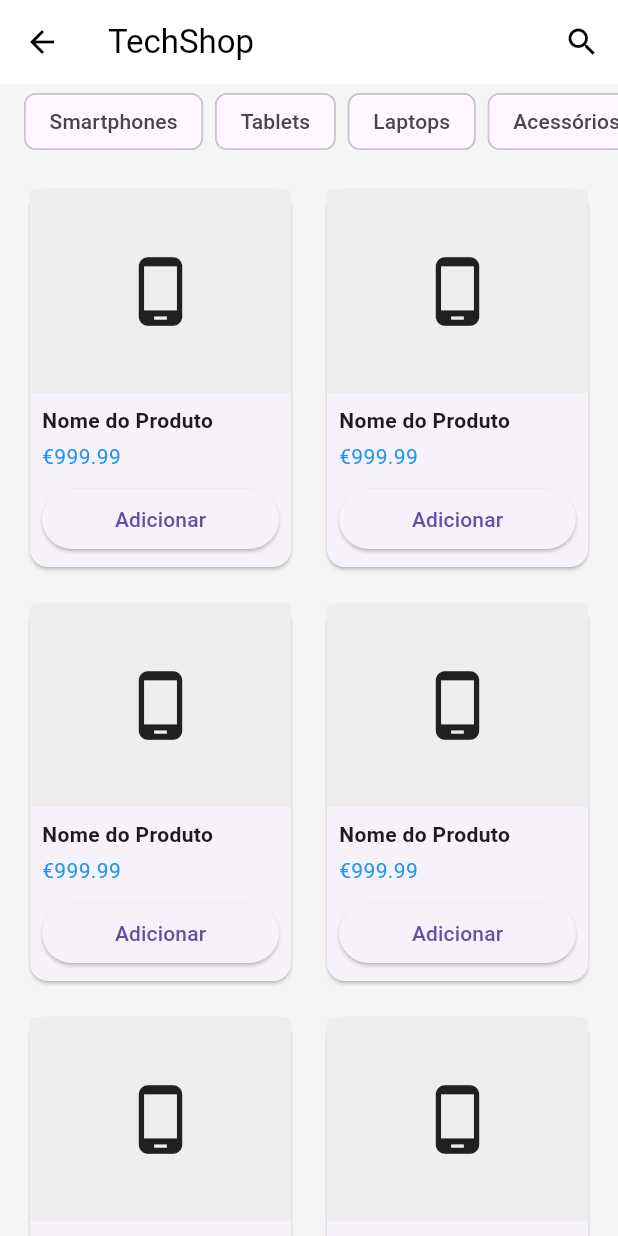
After one commit to Ed7895678/PM_Flutter, a Flutter app: the ProductListScreen screen opened by its route, on a phone screen of 412 x 824 dp. The commit adds this screen. Run offline on Flutter 3.47's test engine with Material 3 defaults, Android fonts, the phone set to English and light mode, and no system bars.

Commit message:
organização das pastas

```diff
--- /dev/null
+++ b/projeto/lib/screens/product/product_list_screen.dart
@@ -0,0 +1,111 @@
+import 'package:flutter/material.dart';
+
+class ProductListScreen extends StatelessWidget {
+  const ProductListScreen({super.key});
+
+  @override
+  Widget build(BuildContext context) {
+    return Scaffold(
+      appBar: AppBar(
+        title: const Text('TechShop'),
+        actions: [
+          IconButton(
+            icon: const Icon(Icons.search),
+            onPressed: () {
+              // Implementar busca
+            },
+          ),
+        ],
+      ),
+      body: Column(
+        children: [
+          // Filtros de categoria
+          SizedBox(
+            height: 50,
+            child: ListView(
+              scrollDirection: Axis.horizontal,
+              padding: const EdgeInsets.symmetric(horizontal: 16),
+              children: [
+                _buildCategoryChip('Smartphones'),
+                _buildCategoryChip('Tablets'),
+                _buildCategoryChip('Laptops'),
+                _buildCategoryChip('Acessórios'),
+              ],
+            ),
+          ),
+          // Lista de produtos
+          Expanded(
+            child: GridView.builder(
+              padding: const EdgeInsets.all(16),
+              gridDelegate: const SliverGridDelegateWithFixedCrossAxisCount(
+                crossAxisCount: 2,
+                childAspectRatio: 0.7,
+                crossAxisSpacing: 16,
+                mainAxisSpacing: 16,
+              ),
+              itemCount: 10, // Temporário
+              itemBuilder: (context, index) {
+                return _buildProductCard();
+              },
+            ),
+          ),
+        ],
+      ),
+    );
+  }
+
+  Widget _buildCategoryChip(String label) {
+    return Padding(
+      padding: const EdgeInsets.only(right: 8),
+      child: Chip(
+        label: Text(label),
+      ),
+    );
+  }
+
+  Widget _buildProductCard() {
+    return Card(
+      child: Column(
+        crossAxisAlignment: CrossAxisAlignment.start,
+        children: [
+          Expanded(
+            child: Container(
+              decoration: BoxDecoration(
+                color: Colors.grey[200],
+                borderRadius: const BorderRadius.vertical(top: Radius.circular(4)),
+              ),
+              child: const Center(
+                child: Icon(Icons.phone_android, size: 50),
+              ),
+            ),
+          ),
+          Padding(
+            padding: const EdgeInsets.all(8.0),
+            child: Column(
+              crossAxisAlignment: CrossAxisAlignment.start,
+              children: [
+                const Text(
+                  'Nome do Produto',
+                  style: TextStyle(fontWeight: FontWeight.bold),
+                ),
+                const SizedBox(height: 4),
+                const Text(
+                  '€999.99',
+                  style: TextStyle(color: Colors.blue),
+                ),
+                const SizedBox(height: 8),
+                SizedBox(
+                  width: double.infinity,
+                  child: ElevatedButton(
+                    onPressed: () {},
+                    child: const Text('Adicionar'),
+                  ),
+                ),
+              ],
+            ),
+          ),
+        ],
+      ),
+    );
+  }
+}
```
Also changed, not shown: projeto/lib/main.dart (+17 -6 lines), projeto/lib/screens/auth/login_screen.dart (renamed from projeto/lib/screens/login_screen.dart, +24 -12 lines), projeto/lib/screens/home/home_screen.dart (added, +47 -0 lines), projeto/lib/screens/home_screen.dart (deleted, +0 -55 lines), projeto/lib/screens/auth/register_screen.dart (renamed from projeto/lib/screens/register_screen.dart), 1 other file.
